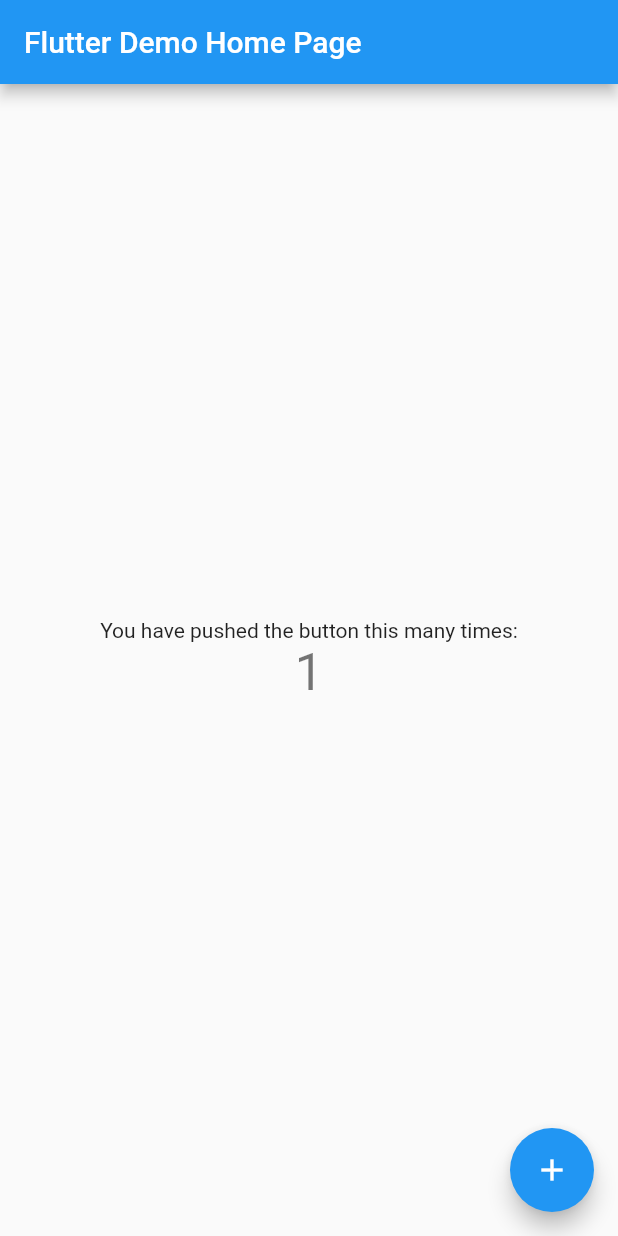
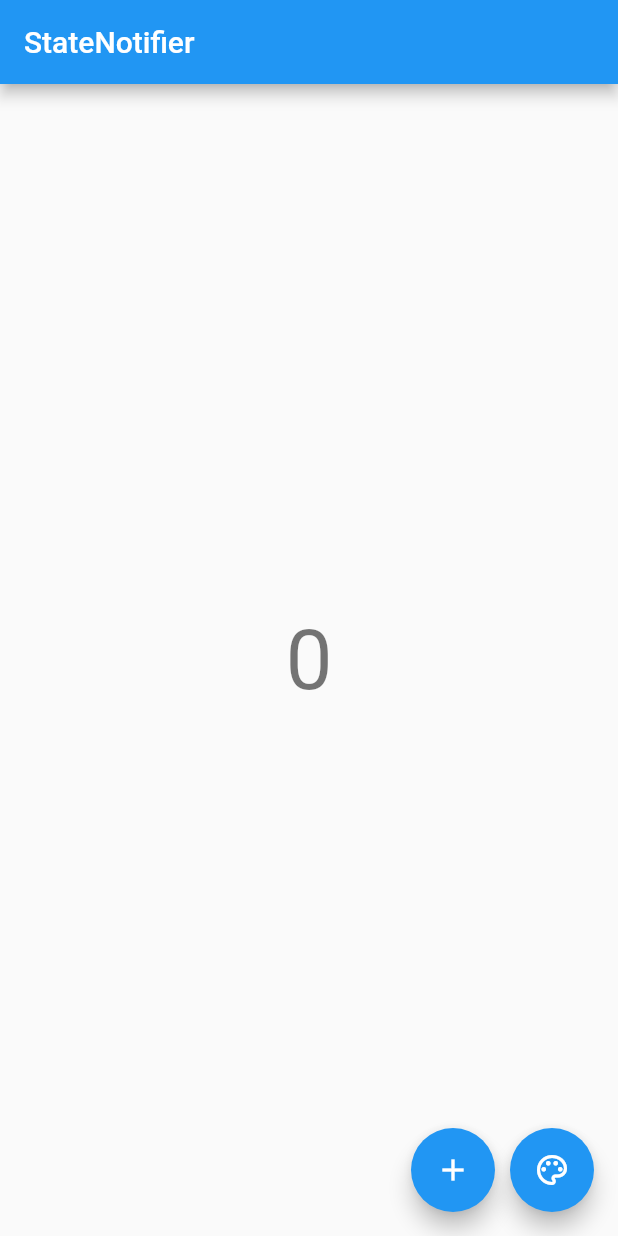
Before and after one commit to rsyd29/state_notifier_ex, a Flutter app: the screen it shows after launch, after a tap on the "add" icon, on a phone screen of 412 x 824 dp. Run offline on Flutter 3.47's test engine with Material 2 defaults, Android fonts, the phone set to English and light mode, and no system bars; our stand-ins replace equatable, state_notifier.

Commit message:
Create UI for application

```diff
--- a/lib/main.dart
+++ b/lib/main.dart
@@ -7,109 +7,52 @@ void main() {
 class MyApp extends StatelessWidget {
   const MyApp({Key? key}) : super(key: key);
 
-  // This widget is the root of your application.
   @override
   Widget build(BuildContext context) {
     return MaterialApp(
-      title: 'Flutter Demo',
+      title: 'StateNotifier',
+      debugShowCheckedModeBanner: false,
       theme: ThemeData(
-        // This is the theme of your application.
-        //
-        // Try running your application with "flutter run". You'll see the
-        // application has a blue toolbar. Then, without quitting the app, try
-        // changing the primarySwatch below to Colors.green and then invoke
-        // "hot reload" (press "r" in the console where you ran "flutter run",
-        // or simply save your changes to "hot reload" in a Flutter IDE).
-        // Notice that the counter didn't reset back to zero; the application
-        // is not restarted.
         primarySwatch: Colors.blue,
       ),
-      home: const MyHomePage(title: 'Flutter Demo Home Page'),
+      home: const MyHomePage(),
     );
   }
 }
 
-class MyHomePage extends StatefulWidget {
-  const MyHomePage({Key? key, required this.title}) : super(key: key);
-
-  // This widget is the home page of your application. It is stateful, meaning
-  // that it has a State object (defined below) that contains fields that affect
-  // how it looks.
-
-  // This class is the configuration for the state. It holds the values (in this
-  // case the title) provided by the parent (in this case the App widget) and
-  // used by the build method of the State. Fields in a Widget subclass are
-  // always marked "final".
-
-  final String title;
-
-  @override
-  State<MyHomePage> createState() => _MyHomePageState();
-}
-
-class _MyHomePageState extends State<MyHomePage> {
-  int _counter = 0;
-
-  void _incrementCounter() {
-    setState(() {
-      // This call to setState tells the Flutter framework that something has
-      // changed in this State, which causes it to rerun the build method below
-      // so that the display can reflect the updated values. If we changed
-      // _counter without calling setState(), then the build method would not be
-      // called again, and so nothing would appear to happen.
-      _counter++;
-    });
-  }
+class MyHomePage extends StatelessWidget {
+  const MyHomePage({Key? key}) : super(key: key);
 
   @override
   Widget build(BuildContext context) {
-    // This method is rerun every time setState is called, for instance as done
-    // by the _incrementCounter method above.
-    //
-    // The Flutter framework has been optimized to make rerunning build methods
-    // fast, so that you can just rebuild anything that needs updating rather
-    // than having to individually change instances of widgets.
     return Scaffold(
       appBar: AppBar(
-        // Here we take the value from the MyHomePage object that was created by
-        // the App.build method, and use it to set our appbar title.
-        title: Text(widget.title),
+        title: Text('StateNotifier'),
       ),
       body: Center(
-        // Center is a layout widget. It takes a single child and positions it
-        // in the middle of the parent.
-        child: Column(
-          // Column is also a layout widget. It takes a list of children and
-          // arranges them vertically. By default, it sizes itself to fit its
-          // children horizontally, and tries to be as tall as its parent.
-          //
-          // Invoke "debug painting" (press "p" in the console, choose the
-          // "Toggle Debug Paint" action from the Flutter Inspector in Android
-          // Studio, or the "Toggle Debug Paint" command in Visual Studio Code)
-          // to see the wireframe for each widget.
-          //
-          // Column has various properties to control how it sizes itself and
-          // how it positions its children. Here we use mainAxisAlignment to
-          // center the children vertically; the main axis here is the vertical
-          // axis because Columns are vertical (the cross axis would be
-          // horizontal).
-          mainAxisAlignment: MainAxisAlignment.center,
-          children: <Widget>[
-            const Text(
-              'You have pushed the button this many times:',
-            ),
-            Text(
-              '$_counter',
-              style: Theme.of(context).textTheme.headline4,
-            ),
-          ],
+        child: Text(
+          '0',
+          style: Theme.of(context).textTheme.headline2,
         ),
       ),
-      floatingActionButton: FloatingActionButton(
-        onPressed: _incrementCounter,
-        tooltip: 'Increment',
-        child: const Icon(Icons.add),
-      ), // This trailing comma makes auto-formatting nicer for build methods.
+      floatingActionButton: Row(
+        mainAxisAlignment: MainAxisAlignment.end,
+        children: [
+          FloatingActionButton(
+            tooltip: 'Increment',
+            child: Icon(Icons.add),
+            onPressed: () {},
+          ),
+          SizedBox(
+            width: 10.0,
+          ),
+          FloatingActionButton(
+            tooltip: 'Change Color',
+            child: Icon(Icons.color_lens_outlined),
+            onPressed: () {},
+          )
+        ],
+      ),
     );
   }
 }
```
